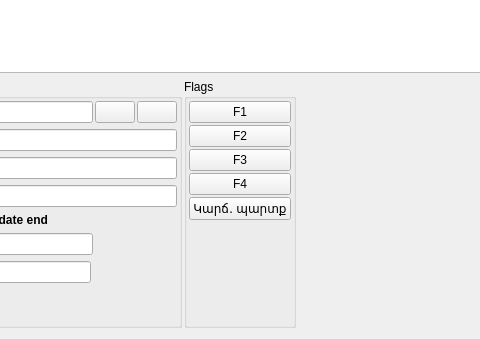
This is Shop/worder.ui in End1-1/Cafe5 as Qt 5 draws it before an edit; both pictures show x 541 to 1021 and y 364 to 703 of the 1398 by 703 pixel window. The edited form follows.
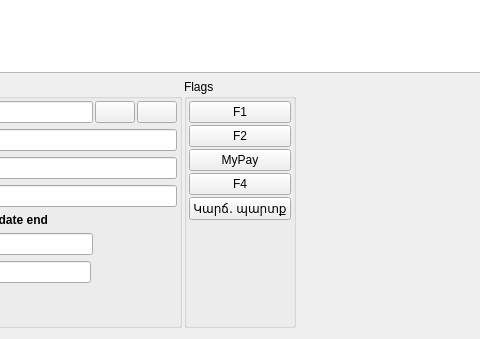
This is the edited form. Icons and pictures are not drawn. Custom widgets are drawn as their Qt base class.

Diff of the .ui file:
```diff
--- a/Shop/worder.ui
+++ b/Shop/worder.ui
@@ -693,7 +693,7 @@
             <enum>Qt::FocusPolicy::NoFocus</enum>
            </property>
            <property name="text">
-            <string>F3</string>
+            <string>MyPay</string>
            </property>
            <property name="checkable">
             <bool>true</bool>
```
